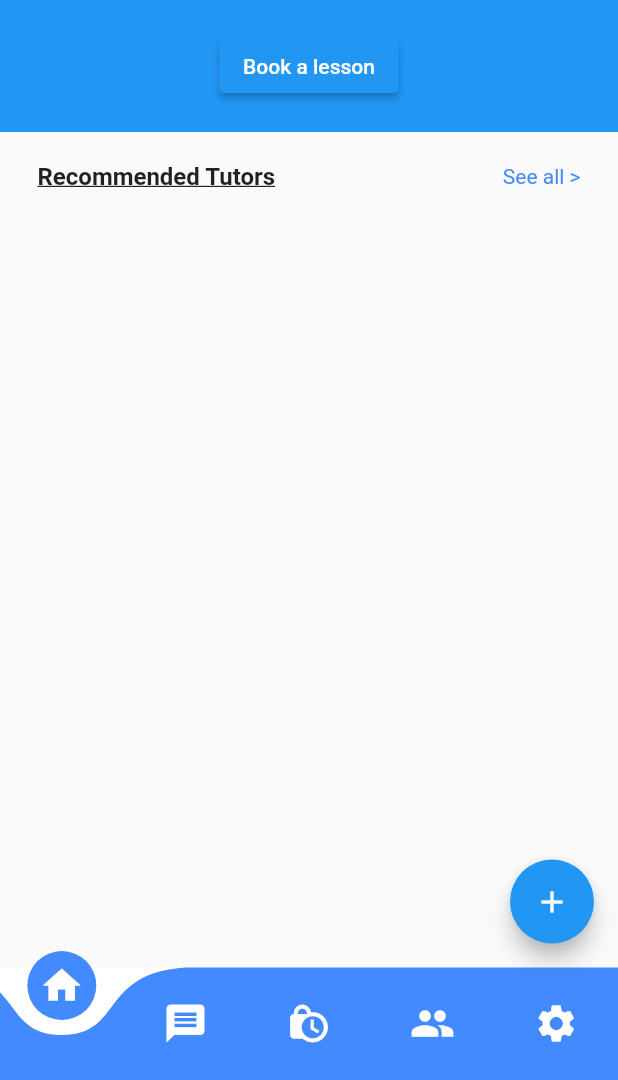
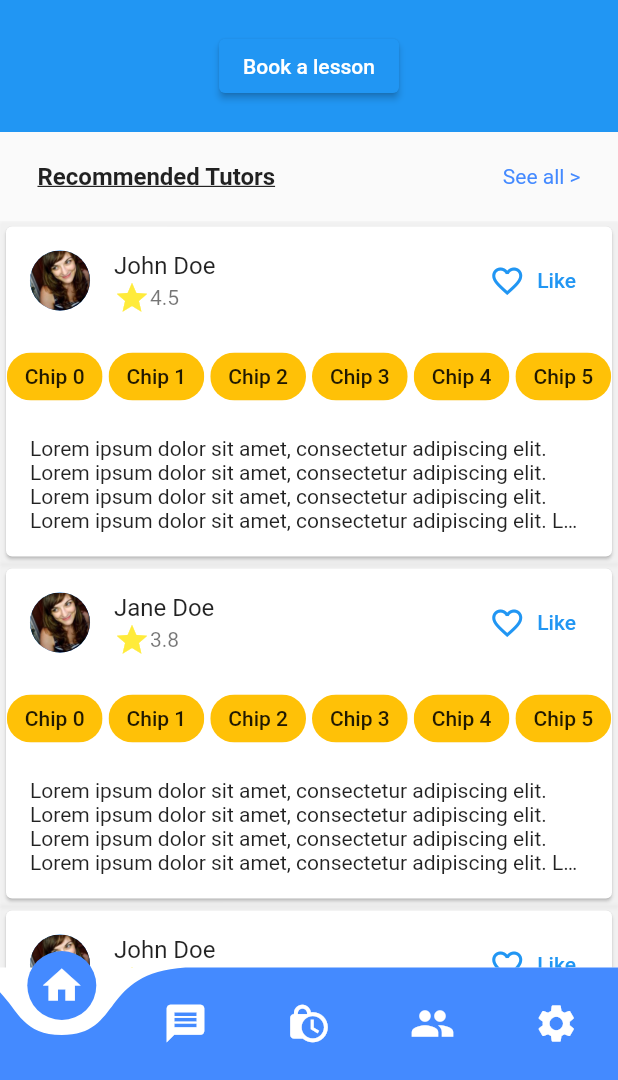
Before and after one commit to luong07734/lettutor, a Flutter app: the screen it shows after launch, on a phone screen of 412 x 824 dp, the part 156-1236 px from its top. Run offline on Flutter 3.47's test engine with Material 2 defaults, Android fonts, the phone set to English and light mode, and no system bars; drawn by our look-alikes of curved_navigation_bar, flutter_advanced_drawer.

Commit message:
UI for Home Page, Courses Page, Tutors Page
- Home Page
- Tutors Page
- Courses Page

```diff
--- a/lib/constants/asset_manager.dart
+++ b/lib/constants/asset_manager.dart
@@ -3,4 +3,6 @@ class AssetsManager {
   static String appLogoImage = '$imagePath/app_logo.png';
   static String chatgptImage = '$imagePath/chat_gpt_logo.png';
   static String googleImage = '$imagePath/google_logo.png';
+  static String avatarImage = '$imagePath/fake_avatar.jpeg';
+  static String courseImage = '$imagePath/fake_course.png';
 }
--- /dev/null
+++ b/lib/constants/fake_data.dart
@@ -0,0 +1,94 @@
+import 'package:flutter/material.dart';
+
+final myData = [
+  {
+    'avatarUrl': 'https://example.com/avatar1.png',
+    'name': 'John Doe',
+    'tag': 'New',
+    'rating': 4.5,
+    'description':
+        'Lorem ipsum dolor sit amet, consectetur adipiscing elit. Lorem ipsum dolor sit amet, consectetur adipiscing elit. Lorem ipsum dolor sit amet, consectetur adipiscing elit. Lorem ipsum dolor sit amet, consectetur adipiscing elit. Lorem ipsum dolor sit amet, consectetur adipiscing elit. Lorem ipsum dolor sit amet, consectetur adipiscing elit. Lorem ipsum dolor sit amet, consectetur adipiscing elit. Lorem ipsum dolor sit amet, consectetur adipiscing elit.',
+  },
+  {
+    'avatarUrl': 'https://example.com/avatar2.png',
+    'name': 'Jane Doe',
+    'tag': 'Trending',
+    'rating': 3.8,
+    'description':
+        'Lorem ipsum dolor sit amet, consectetur adipiscing elit. Lorem ipsum dolor sit amet, consectetur adipiscing elit. Lorem ipsum dolor sit amet, consectetur adipiscing elit. Lorem ipsum dolor sit amet, consectetur adipiscing elit. Lorem ipsum dolor sit amet, consectetur adipiscing elit. Lorem ipsum dolor sit amet, consectetur adipiscing elit. Lorem ipsum dolor sit amet, consectetur adipiscing elit. Lorem ipsum dolor sit amet, consectetur adipiscing elit.',
+  },
+  {
+    'avatarUrl': 'https://example.com/avatar1.png',
+    'name': 'John Doe',
+    'tag': 'New',
+    'rating': 4.5,
+    'description':
+        'Lorem ipsum dolor sit amet, consectetur adipiscing elit. Lorem ipsum dolor sit amet, consectetur adipiscing elit. Lorem ipsum dolor sit amet, consectetur adipiscing elit. Lorem ipsum dolor sit amet, consectetur adipiscing elit. Lorem ipsum dolor sit amet, consectetur adipiscing elit. Lorem ipsum dolor sit amet, consectetur adipiscing elit. Lorem ipsum dolor sit amet, consectetur adipiscing elit. Lorem ipsum dolor sit amet, consectetur adipiscing elit.',
+  },
+  {
+    'avatarUrl': 'https://example.com/avatar2.png',
+    'name': 'Jane Doe',
+    'tag': 'Trending',
+    'rating': 3.8,
+    'description':
+        'Lorem ipsum dolor sit amet, consectetur adipiscing elit. Lorem ipsum dolor sit amet, consectetur adipiscing elit. Lorem ipsum dolor sit amet, consectetur adipiscing elit. Lorem ipsum dolor sit amet, consectetur adipiscing elit. Lorem ipsum dolor sit amet, consectetur adipiscing elit. Lorem ipsum dolor sit amet, consectetur adipiscing elit. Lorem ipsum dolor sit amet, consectetur adipiscing elit. Lorem ipsum dolor sit amet, consectetur adipiscing elit.',
+  },
+  {
+    'avatarUrl': 'https://example.com/avatar1.png',
+    'name': 'John Doe',
+    'tag': 'New',
+    'rating': 4.5,
+    'description':
+        'Lorem ipsum dolor sit amet, consectetur adipiscing elit. Lorem ipsum dolor sit amet, consectetur adipiscing elit. Lorem ipsum dolor sit amet, consectetur adipiscing elit. Lorem ipsum dolor sit amet, consectetur adipiscing elit. Lorem ipsum dolor sit amet, consectetur adipiscing elit. Lorem ipsum dolor sit amet, consectetur adipiscing elit. Lorem ipsum dolor sit amet, consectetur adipiscing elit. Lorem ipsum dolor sit amet, consectetur adipiscing elit.',
+  },
+  {
+    'avatarUrl': 'https://example.com/avatar2.png',
+    'name': 'Jane Doe',
+    'tag': 'Trending',
+    'rating': 3.8,
+    'description':
+        'Lorem ipsum dolor sit amet, consectetur adipiscing elit. Lorem ipsum dolor sit amet, consectetur adipiscing elit. Lorem ipsum dolor sit amet, consectetur adipiscing elit. Lorem ipsum dolor sit amet, consectetur adipiscing elit. Lorem ipsum dolor sit amet, consectetur adipiscing elit. Lorem ipsum dolor sit amet, consectetur adipiscing elit. Lorem ipsum dolor sit amet, consectetur adipiscing elit. Lorem ipsum dolor sit amet, consectetur adipiscing elit.',
+  },
+  {
+    'avatarUrl': 'https://example.com/avatar1.png',
+    'name': 'John Doe',
+    'tag': 'New',
+    'rating': 4.5,
+    'description':
+        'Lorem ipsum dolor sit amet, consectetur adipiscing elit. Lorem ipsum dolor sit amet, consectetur adipiscing elit. Lorem ipsum dolor sit amet, consectetur adipiscing elit. Lorem ipsum dolor sit amet, consectetur adipiscing elit. Lorem ipsum dolor sit amet, consectetur adipiscing elit. Lorem ipsum dolor sit amet, consectetur adipiscing elit. Lorem ipsum dolor sit amet, consectetur adipiscing elit. Lorem ipsum dolor sit amet, consectetur adipiscing elit.',
+  },
+  {
+    'avatarUrl': 'https://example.com/avatar2.png',
+    'name': 'Jane Doe',
+    'tag': 'Trending',
+    'rating': 3.8,
+    'description':
+        'Lorem ipsum dolor sit amet, consectetur adipiscing elit. Lorem ipsum dolor sit amet, consectetur adipiscing elit. Lorem ipsum dolor sit amet, consectetur adipiscing elit. Lorem ipsum dolor sit amet, consectetur adipiscing elit. Lorem ipsum dolor sit amet, consectetur adipiscing elit. Lorem ipsum dolor sit amet, consectetur adipiscing elit. Lorem ipsum dolor sit amet, consectetur adipiscing elit. Lorem ipsum dolor sit amet, consectetur adipiscing elit.',
+  },
+  // Add more objects as needed
+];
+
+List<String> chipTitles = [
+  'Red',
+  'Green',
+  'Blue',
+  'Yellow',
+  'Orange',
+  'Purple',
+  'Black',
+  'White',
+  'Gray',
+  'Pink'
+];
+List<Color> chipColors = [
+  Colors.red,
+  Colors.green,
+  Colors.blue,
+  Colors.yellow,
+  Colors.orange,
+  Colors.purple,
+  Colors.black,
+  Colors.white,
+  Colors.grey,
+  Colors.pink
+];
--- a/lib/main.dart
+++ b/lib/main.dart
@@ -5,7 +5,9 @@ import 'package:lettutor/constants/color_manager.dart';
 import 'package:lettutor/view/authentication/pages/forgot_password.dart';
 import 'package:lettutor/view/authentication/pages/log_in.dart';
 import 'package:lettutor/view/authentication/pages/sign_up.dart';
-import 'package:lettutor/view/main_feature/pages/HomePage.dart';
+import 'package:lettutor/view/main_feature/pages/course_page.dart';
+import 'package:lettutor/view/main_feature/pages/home_page.dart';
+import 'package:lettutor/view/main_feature/pages/tutors_page.dart';
 
 void main() {
   runApp(
@@ -83,12 +85,14 @@ class _MyAppState extends State<MyApp> {
           // color: Colors.blueAccent,
           child:
               HomePage(page: _page, bottomNavigationKey: _bottomNavigationKey),
+          // TutorsPage(),
+          // CoursePage(),
         ),
-        floatingActionButton: const FloatingActionButton(
-          tooltip: 'Add', // used by assistive technologies
-          onPressed: null,
-          child: Icon(Icons.add),
-        ),
+        // floatingActionButton: const FloatingActionButton(
+        //   tooltip: 'Add', // used by assistive technologies
+        //   onPressed: null,
+        //   child: Icon(Icons.add),
+        // ),
         bottomNavigationBar: CurvedNavigationBar(
           backgroundColor: Colors.white,
           color: Colors.blueAccent,
--- /dev/null
+++ b/lib/view/detail/pages/course_detail.dart
@@ -0,0 +1 @@
+import 'package:flutter/material.dart';
--- /dev/null
+++ b/lib/view/main_feature/components/teacher_card.dart
@@ -0,0 +1,52 @@
+import 'package:flutter/material.dart';
+
+import '../../../constants/asset_manager.dart';
+import '../../../constants/fake_data.dart';
+
+Card TeacherCard(int index) {
+  return Card(
+    child: Column(
+      children: [
+        ListTile(
+          leading: CircleAvatar(
+            backgroundImage: AssetImage(AssetsManager.avatarImage),
+          ),
+          title: Text(myData[index]['name'].toString()),
+          subtitle: Row(
+            children: [
+              const Icon(Icons.star, color: Colors.yellow),
+              Text(myData[index]['rating'].toString()),
+            ],
+          ),
+          trailing: TextButton.icon(
+            onPressed: () {},
+            icon: const Icon(Icons.favorite_border),
+            label: const Text('Like'),
+          ),
+        ),
+        Wrap(
+          spacing: 4.0,
+          children: List.generate(6, (chipIndex) {
+            return Padding(
+              padding: const EdgeInsets.only(top: 4.0),
+              child: Chip(
+                label: Text('Chip $chipIndex'),
+                backgroundColor: Colors.amber,
+              ),
+            );
+          }),
+        ),
+        Container(
+          padding: const EdgeInsets.all(16),
+          child: Text(
+            myData[index]['description'].toString(),
+            textAlign: TextAlign.start,
+            maxLines: 4,
+            softWrap: true,
+            overflow: TextOverflow.ellipsis,
+          ),
+        ),
+      ],
+    ),
+  );
+}
--- a/lib/view/main_feature/pages/HomePage.dart
+++ b/lib/view/main_feature/pages/home_page.dart
@@ -1,5 +1,9 @@
 import 'package:curved_navigation_bar/curved_navigation_bar.dart';
 import 'package:flutter/material.dart';
+import 'package:lettutor/constants/asset_manager.dart';
+import 'package:lettutor/view/main_feature/components/teacher_card.dart';
+
+import '../../../constants/fake_data.dart';
 
 class HomePage extends StatelessWidget {
   const HomePage({
@@ -67,6 +71,30 @@ class HomePage extends StatelessWidget {
             ],
           ),
         ),
+        const SizedBox(
+          height: 20,
+        ),
+        Expanded(
+          child: ListView.builder(
+            itemCount: myData
+                .length, // myData là một mảng các đối tượng dữ liệu của bạn
+            itemBuilder: (BuildContext context, int index) {
+              return Container(
+                decoration: BoxDecoration(
+                  boxShadow: [
+                    BoxShadow(
+                      color: Colors.grey.withOpacity(0.1), // Màu bóng đổ
+                      spreadRadius: 1, // Bán kính của bóng đổ
+                      blurRadius: 1, // Độ mờ của bóng đổ
+                      offset: const Offset(0, 1), // Độ dịch chuyển của bóng đổ
+                    ),
+                  ],
+                ),
+                child: TeacherCard(index),
+              );
+            },
+          ),
+        )
       ],
     );
   }
```
Also changed, not shown: lib/view/main_feature/pages/course_page.dart (added, +81 -0 lines), lib/view/main_feature/pages/tutors_page.dart (added, +75 -0 lines), assets/images/fake_avatar.jpeg (added), assets/images/fake_course.png (added), 2 other files.
